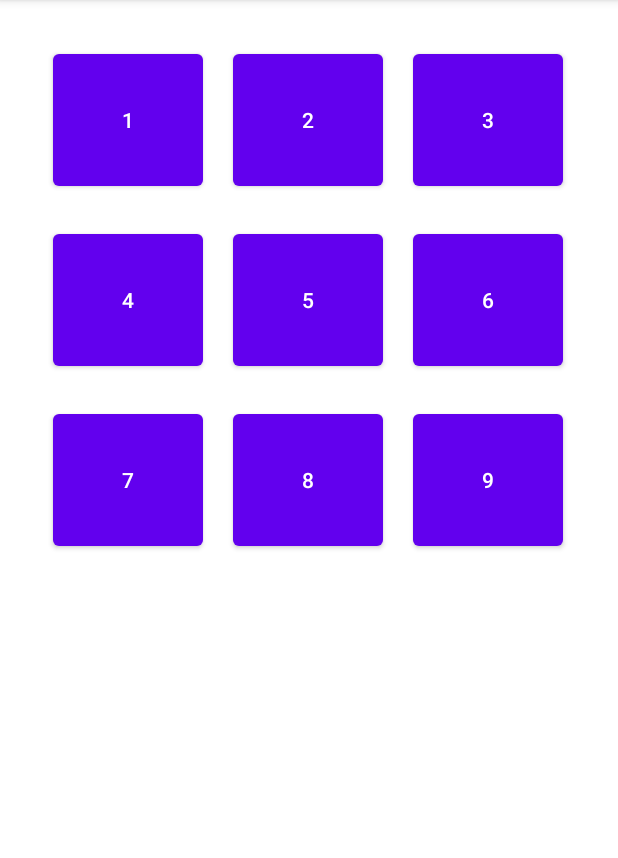
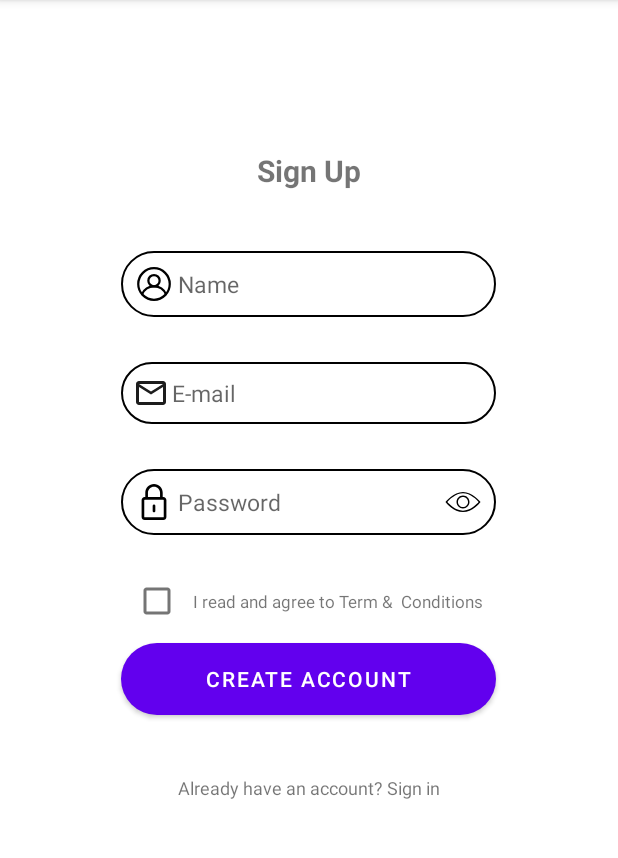
Before and after one commit to Hermann2356/RB-Assignment, an Android app: the screen it shows after launch (MainActivity before the commit, LoginActivity after it), on a phone screen of 412 x 824 dp, the part 84-942 px from its top. Run offline under Robolectric (Android 15) with nearby library versions, the phone set to English and light mode, and no system bars.

Commit message:
Add login layout

```diff
--- a/app/src/main/AndroidManifest.xml
+++ b/app/src/main/AndroidManifest.xml
@@ -9,7 +9,7 @@
         android:roundIcon="@mipmap/ic_launcher_round"
         android:supportsRtl="true"
         android:theme="@style/Theme.RBAssign1Repo">
-        <activity android:name=".MainActivity">
+        <activity android:name=".LoginActivity">
             <intent-filter>
                 <action android:name="android.intent.action.MAIN" />
 
--- /dev/null
+++ b/app/src/main/java/com/example/rb_assign1_repo/LoginActivity.kt
@@ -0,0 +1,17 @@
+package com.example.rb_assign1_repo
+
+import android.graphics.BitmapFactory
+import androidx.appcompat.app.AppCompatActivity
+import android.os.Bundle
+import android.util.Log
+import android.widget.Button
+import androidx.core.graphics.drawable.RoundedBitmapDrawableFactory
+
+class LoginActivity : AppCompatActivity() {
+    override fun onCreate(savedInstanceState: Bundle?) {
+        super.onCreate(savedInstanceState)
+        setContentView(R.layout.login_layout)
+
+
+    }
+}
--- /dev/null
+++ b/app/src/main/res/drawable/btn_rounded.xml
@@ -0,0 +1,9 @@
+<?xml version="1.0" encoding="utf-8"?>
+<selector xmlns:android="http://schemas.android.com/apk/res/android" >
+    <item android:state_pressed="false">
+        <shape android:shape="rectangle">
+            <solid android:color="@color/design_default_color_primary"/>
+            <corners android:radius="100dp"/>
+        </shape>
+    </item>
+</selector>
--- /dev/null
+++ b/app/src/main/res/drawable/edit_text_background.xml
@@ -0,0 +1,7 @@
+<?xml version="1.0" encoding="utf-8"?>
+<shape xmlns:android="http://schemas.android.com/apk/res/android">
+    <stroke
+        android:width="1dp"
+        android:color="@color/black" />
+    <corners android:radius="40dp"/>
+</shape>
--- /dev/null
+++ b/app/src/main/res/drawable/email_icon.xml
@@ -0,0 +1,12 @@
+<vector xmlns:android="http://schemas.android.com/apk/res/android"
+    android:width="20dp"
+    android:height="16dp"
+    android:viewportWidth="20"
+    android:viewportHeight="16">
+  <path
+      android:pathData="M20,2C20,0.9 19.1,0 18,0L2,0C0.9,0 0,0.9 0,2L0,14C0,15.1 0.9,16 2,16L18,16C19.1,16 20,15.1 20,14L20,2ZM18,2L10,7L2,2L18,2ZM18,14L2,14L2,4L10,9L18,4L18,14Z"
+      android:strokeWidth="1"
+      android:fillColor="#1D1D1D"
+      android:fillType="evenOdd"
+      android:strokeColor="#00000000"/>
+</vector>
--- /dev/null
+++ b/app/src/main/res/drawable/login_icon.xml
@@ -0,0 +1,15 @@
+<vector android:height="24dp" android:viewportHeight="32"
+    android:viewportWidth="32" android:width="24dp" xmlns:android="http://schemas.android.com/apk/res/android">
+    <path android:fillColor="#00000000"
+        android:pathData="M16,16m-14,0a14,14 0,1 1,28 0a14,14 0,1 1,-28 0"
+        android:strokeColor="#000000" android:strokeLineCap="round"
+        android:strokeLineJoin="round" android:strokeWidth="2"/>
+    <path android:fillColor="#00000000"
+        android:pathData="M16,13m-5,0a5,5 0,1 1,10 0a5,5 0,1 1,-10 0"
+        android:strokeColor="#000000" android:strokeLineCap="round"
+        android:strokeLineJoin="round" android:strokeWidth="2"/>
+    <path android:fillColor="#00000000"
+        android:pathData="M5.4,25.1c1.8,-4.1 5.8,-7 10.6,-7c4.8,0 8.9,2.9 10.6,7"
+        android:strokeColor="#000000" android:strokeLineCap="round"
+        android:strokeLineJoin="round" android:strokeWidth="2"/>
+</vector>
--- /dev/null
+++ b/app/src/main/res/drawable/password_icon.xml
@@ -0,0 +1,5 @@
+<vector android:height="24dp" android:viewportHeight="203.096"
+    android:viewportWidth="203.096" android:width="24dp" xmlns:android="http://schemas.android.com/apk/res/android">
+    <path android:fillColor="#FF000000" android:pathData="M153.976,73.236h-3.308V49.115C150.669,22.033 128.634,0 101.549,0C74.465,0 52.43,22.033 52.43,49.115v24.121H49.12c-9.649,0 -17.5,7.851 -17.5,17.5v94.859c0,9.649 7.851,17.5 17.5,17.5h104.856c9.649,0 17.5,-7.851 17.5,-17.5V90.736C171.476,81.087 163.626,73.236 153.976,73.236zM67.43,49.115C67.43,30.304 82.736,15 101.549,15c18.813,0 34.119,15.304 34.119,34.115v24.121H67.43V49.115zM156.476,185.596c0,1.355 -1.145,2.5 -2.5,2.5H49.12c-1.355,0 -2.5,-1.145 -2.5,-2.5V90.736c0,-1.355 1.145,-2.5 2.5,-2.5H59.93h83.238h10.808c1.355,0 2.5,1.145 2.5,2.5V185.596z"/>
+    <path android:fillColor="#FF000000" android:pathData="M101.547,116.309c-4.142,0 -7.5,3.357 -7.5,7.5v28.715c0,4.143 3.358,7.5 7.5,7.5c4.142,0 7.5,-3.357 7.5,-7.5v-28.715C109.047,119.666 105.689,116.309 101.547,116.309z"/>
+</vector>
--- /dev/null
+++ b/app/src/main/res/drawable/show_icon.xml
@@ -0,0 +1,5 @@
+<vector android:height="24dp" android:viewportHeight="50"
+    android:viewportWidth="50" android:width="24dp" xmlns:android="http://schemas.android.com/apk/res/android">
+    <path android:fillColor="#FF000000" android:pathData="M25,39c13.036,0 23.352,-12.833 23.784,-13.379L49.275,25l-0.491,-0.621C48.352,23.833 38.036,11 25,11S1.648,23.833 1.216,24.379L0.725,25l0.491,0.621C1.648,26.167 11.964,39 25,39zM25,13c10.494,0 19.47,9.46 21.69,12C44.473,27.542 35.509,37 25,37C14.506,37 5.53,27.54 3.31,25C5.527,22.458 14.491,13 25,13z"/>
+    <path android:fillColor="#FF000000" android:pathData="M25,34c4.963,0 9,-4.038 9,-9s-4.037,-9 -9,-9s-9,4.038 -9,9S20.037,34 25,34zM25,18c3.859,0 7,3.14 7,7s-3.141,7 -7,7s-7,-3.14 -7,-7S21.141,18 25,18z"/>
+</vector>
--- /dev/null
+++ b/app/src/main/res/layout/login_layout.xml
@@ -0,0 +1,103 @@
+<?xml version="1.0" encoding="utf-8"?>
+<RelativeLayout xmlns:android="http://schemas.android.com/apk/res/android"
+    xmlns:tools="http://schemas.android.com/tools"
+    android:layout_width="match_parent"
+    android:layout_height="match_parent">
+
+    <TextView
+        android:id="@+id/signupTxtView"
+        android:layout_width="wrap_content"
+        android:layout_height="wrap_content"
+        android:layout_centerHorizontal="true"
+        android:layout_marginTop="100dp"
+        android:text="@string/sign_up"
+        android:textSize="20sp"
+        android:textStyle="bold" />
+
+    <EditText
+        android:id="@+id/nameEditTxt"
+        android:layout_width="250dp"
+        android:layout_height="wrap_content"
+        android:layout_below="@+id/signupTxtView"
+        android:layout_centerHorizontal="true"
+        android:layout_marginTop="40dp"
+        android:drawableStart="@drawable/login_icon"
+        android:hint=" Name"
+        android:padding="10dp"
+        android:textSize="15sp"
+        android:background="@drawable/edit_text_background"
+        tools:ignore="RtlCompat" />
+
+    <EditText
+        android:id="@+id/emailEditTxt"
+        android:layout_width="250dp"
+        android:layout_height="wrap_content"
+        android:layout_below="@+id/nameEditTxt"
+        android:layout_centerHorizontal="true"
+        android:layout_marginTop="30dp"
+        android:drawableStart="@drawable/email_icon"
+        android:hint=" E-mail"
+        android:padding="10dp"
+        android:textSize="15sp"
+        android:background="@drawable/edit_text_background"
+        tools:ignore="RtlCompat" />
+
+    <EditText
+        android:id="@+id/passwordEditTxt"
+        android:layout_width="250dp"
+        android:layout_height="wrap_content"
+        android:layout_below="@+id/emailEditTxt"
+        android:layout_centerHorizontal="true"
+        android:layout_marginTop="30dp"
+        android:drawableStart="@drawable/password_icon"
+        android:drawableEnd="@drawable/show_icon"
+        android:hint=" Password"
+        android:padding="10dp"
+        android:textSize="15sp"
+        android:background="@drawable/edit_text_background"
+        tools:ignore="RtlCompat" />
+
+    <CheckBox
+        android:id="@+id/checkbox"
+        android:layout_width="wrap_content"
+        android:layout_height="wrap_content"
+        android:layout_below="@+id/passwordEditTxt"
+        android:layout_alignStart="@+id/passwordEditTxt"
+        android:layout_marginTop="20dp"
+        android:textSize="12sp"
+        tools:ignore="RtlCompat" />
+
+    <TextView
+        android:id="@+id/termsTxtView"
+        android:layout_width="wrap_content"
+        android:layout_height="wrap_content"
+        android:text="I read and agree to Term &amp;  Conditions"
+        android:layout_toEndOf="@+id/checkbox"
+        android:layout_alignBaseline="@+id/checkbox"
+        android:layout_below="@+id/passwordEditTxt"
+        android:textSize="11sp"
+        tools:ignore="RtlCompat" />
+
+    <Button
+        android:id="@+id/createButton"
+        android:layout_width="250dp"
+        android:layout_height="wrap_content"
+        android:layout_below="@+id/termsTxtView"
+        android:layout_centerHorizontal="true"
+        android:layout_marginTop="20dp"
+        android:text="CREATE ACCOUNT"
+        android:background="@drawable/btn_rounded"
+        android:textColor="@color/white"/>
+
+    <TextView
+        android:id="@+id/alreadyMemberTxtView"
+        android:layout_width="wrap_content"
+        android:layout_height="wrap_content"
+        android:text="Already have an account? Sign in"
+        android:layout_centerHorizontal="true"
+        android:layout_below="@+id/createButton"
+        android:textSize="12sp"
+        android:layout_marginTop="40dp" />
+
+
+</RelativeLayout>
--- a/app/src/main/res/values/strings.xml
+++ b/app/src/main/res/values/strings.xml
@@ -2,4 +2,5 @@
     <string name="app_name">RB-Assign1-Repo</string>
     <string name="hello_world">Hello World!</string>
     <string name="ok">ok</string>
+    <string name="sign_up">Sign Up</string>
 </resources>
```
